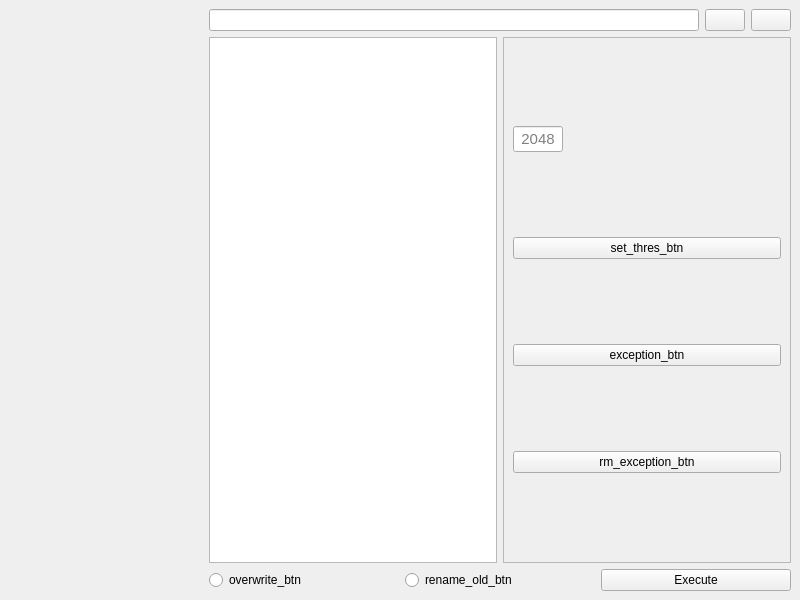
Old version of the form texScaler.ui in the repository neilforest7/TextureScaler.
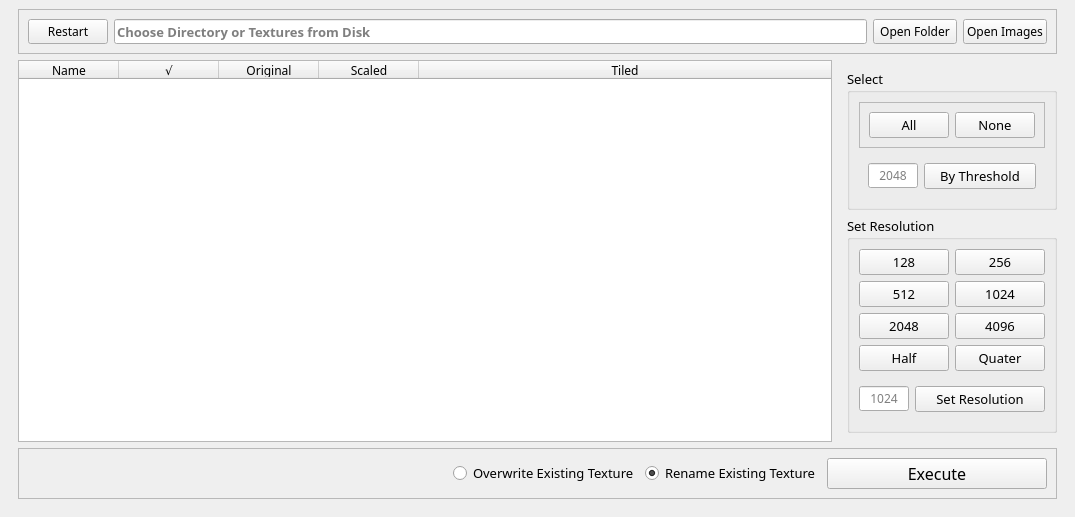
New version of the form. Icons and pictures are not drawn.

Commit message: texture scaler

The edit to the form file:
```diff
--- a/texScaler.ui
+++ b/texScaler.ui
@@ -6,10 +6,23 @@
    <rect>
     <x>0</x>
     <y>0</y>
-    <width>800</width>
-    <height>600</height>
+    <width>1075</width>
+    <height>501</height>
    </rect>
   </property>
+  <property name="minimumSize">
+   <size>
+    <width>1000</width>
+    <height>0</height>
+   </size>
+  </property>
+  <property name="font">
+   <font>
+    <family>Franklin Gothic Medium Cond</family>
+    <pointsize>10</pointsize>
+    <stylestrategy>PreferAntialias</stylestrategy>
+   </font>
+  </property>
   <property name="windowTitle">
    <string>MainWindow</string>
   </property>
@@ -17,7 +30,7 @@
    <string>NoFrame</string>
   </property>
   <widget class="QWidget" name="centralwidget">
-   <layout class="QHBoxLayout" name="horizontalLayout">
+   <layout class="QVBoxLayout" name="verticalLayout_4">
     <property name="spacing">
      <number>0</number>
     </property>
@@ -34,22 +47,16 @@
      <number>0</number>
     </property>
     <item>
-     <widget class="QFrame" name="frame"/>
-    </item>
+     <widget class="QFrame" name="frame">
+      <layout class="QHBoxLayout" name="horizontalLayout_7">
     <item>
      <widget class="QFrame" name="frame_2">
-      <property name="maximumSize">
-       <size>
-        <width>600</width>
-        <height>16777215</height>
-       </size>
-      </property>
       <layout class="QVBoxLayout" name="verticalLayout">
        <property name="leftMargin">
         <number>9</number>
        </property>
        <property name="topMargin">
-        <number>9</number>
+           <number>0</number>
        </property>
        <property name="rightMargin">
         <number>9</number>
@@ -59,26 +66,86 @@
        </property>
        <item>
         <widget class="QFrame" name="frame_3">
+            <property name="font">
+             <font>
+              <family>Franklin Gothic Medium Cond</family>
+              <pointsize>9</pointsize>
+              <stylestrategy>PreferAntialias</stylestrategy>
+             </font>
+            </property>
+            <property name="frameShape">
+             <enum>QFrame::StyledPanel</enum>
+            </property>
+            <property name="frameShadow">
+             <enum>QFrame::Sunken</enum>
+            </property>
          <layout class="QHBoxLayout" name="horizontalLayout_2">
           <property name="leftMargin">
-           <number>0</number>
+              <number>9</number>
           </property>
           <property name="topMargin">
-           <number>0</number>
-          </property>
-          <property name="rightMargin">
-           <number>0</number>
-          </property>
-          <property name="bottomMargin">
-           <number>0</number>
-          </property>
+              <number>9</number>
+             </property>
+             <item>
+              <widget class="QPushButton" name="restart_btn">
+               <property name="minimumSize">
+                <size>
+                 <width>50</width>
+                 <height>0</height>
+                </size>
+               </property>
+               <property name="text">
+                <string>Restart</string>
+               </property>
+               <property name="icon">
+                <iconset resource="icons.qrc">
+                 <normaloff>:/icon_ant/icons/ant-svg/reload 30.svg</normaloff>:/icon_ant/icons/ant-svg/reload 30.svg</iconset>
+               </property>
+              </widget>
+             </item>
           <item>
-           <widget class="QLineEdit" name="path_label"/>
+              <widget class="QLineEdit" name="path_label">
+               <property name="minimumSize">
+                <size>
+                 <width>0</width>
+                 <height>25</height>
+                </size>
+               </property>
+               <property name="maximumSize">
+                <size>
+                 <width>16777215</width>
+                 <height>25</height>
+                </size>
+               </property>
+               <property name="font">
+                <font>
+                 <family>Franklin Gothic Medium Cond</family>
+                 <pointsize>10</pointsize>
+                 <bold>true</bold>
+                 <stylestrategy>PreferAntialias</stylestrategy>
+                </font>
+               </property>
+               <property name="dragEnabled">
+                <bool>true</bool>
+               </property>
+               <property name="readOnly">
+                <bool>true</bool>
+               </property>
+               <property name="placeholderText">
+                <string>Choose Directory or Textures from Disk</string>
+               </property>
+              </widget>
           </item>
           <item>
            <widget class="QPushButton" name="open_path_btn">
+               <property name="minimumSize">
+                <size>
+                 <width>84</width>
+                 <height>0</height>
+                </size>
+               </property>
             <property name="text">
-             <string/>
+                <string>Open Folder</string>
             </property>
             <property name="icon">
              <iconset resource="icons.qrc">
@@ -87,15 +154,21 @@
             <property name="iconSize">
              <size>
               <width>60</width>
-              <height>30</height>
+                 <height>20</height>
              </size>
             </property>
            </widget>
           </item>
           <item>
            <widget class="QPushButton" name="open_file_btn">
+               <property name="minimumSize">
+                <size>
+                 <width>84</width>
+                 <height>0</height>
+                </size>
+               </property>
             <property name="text">
-             <string/>
+                <string>Open Images</string>
             </property>
             <property name="icon">
              <iconset resource="icons.qrc">
@@ -104,7 +177,7 @@
             <property name="iconSize">
              <size>
               <width>60</width>
-              <height>30</height>
+                 <height>20</height>
              </size>
             </property>
            </widget>
@@ -129,17 +202,194 @@
           </property>
           <item>
            <widget class="QTableWidget" name="tableWidget">
+               <property name="sizePolicy">
+                <sizepolicy hsizetype="Expanding" vsizetype="Expanding">
+                 <horstretch>0</horstretch>
+                 <verstretch>0</verstretch>
+                </sizepolicy>
+               </property>
+               <property name="minimumSize">
+                <size>
+                 <width>550</width>
+                 <height>0</height>
+                </size>
+               </property>
+               <property name="maximumSize">
+                <size>
+                 <width>1000</width>
+                 <height>16777215</height>
+                </size>
+               </property>
+               <property name="font">
+                <font>
+                 <family>Franklin Gothic Medium Cond</family>
+                 <pointsize>9</pointsize>
+                 <stylestrategy>PreferAntialias</stylestrategy>
+                 <kerning>true</kerning>
+                </font>
+               </property>
+               <property name="styleSheet">
+                <string notr="true">selection-background-color: rgb(204, 232, 255);</string>
+               </property>
+               <property name="editTriggers">
+                <set>QAbstractItemView::NoEditTriggers</set>
+               </property>
+               <property name="showDropIndicator" stdset="0">
+                <bool>false</bool>
+               </property>
+               <property name="dragEnabled">
+                <bool>false</bool>
+               </property>
+               <property name="alternatingRowColors">
+                <bool>true</bool>
+               </property>
+               <property name="selectionBehavior">
+                <enum>QAbstractItemView::SelectRows</enum>
+               </property>
+               <property name="verticalScrollMode">
+                <enum>QAbstractItemView::ScrollPerPixel</enum>
+               </property>
+               <property name="horizontalScrollMode">
+                <enum>QAbstractItemView::ScrollPerPixel</enum>
+               </property>
+               <property name="gridStyle">
+                <enum>Qt::DashLine</enum>
+               </property>
             <property name="sortingEnabled">
+                <bool>false</bool>
+               </property>
+               <property name="wordWrap">
+                <bool>false</bool>
+               </property>
+               <attribute name="horizontalHeaderCascadingSectionResizes">
              <bool>true</bool>
-            </property>
+               </attribute>
+               <attribute name="horizontalHeaderStretchLastSection">
+                <bool>true</bool>
+               </attribute>
+               <attribute name="verticalHeaderVisible">
+                <bool>true</bool>
+               </attribute>
+               <attribute name="verticalHeaderCascadingSectionResizes">
+                <bool>true</bool>
+               </attribute>
+               <column>
+                <property name="text">
+                 <string>Name</string>
+                </property>
+                <property name="font">
+                 <font/>
+                </property>
+                <property name="textAlignment">
+                 <set>AlignCenter</set>
+                </property>
+               </column>
+               <column>
+                <property name="text">
+                 <string>√</string>
+                </property>
+                <property name="font">
+                 <font/>
+                </property>
+                <property name="textAlignment">
+                 <set>AlignCenter</set>
+                </property>
+               </column>
+               <column>
+                <property name="text">
+                 <string>Original</string>
+                </property>
+                <property name="font">
+                 <font/>
+                </property>
+                <property name="textAlignment">
+                 <set>AlignCenter</set>
+                </property>
+                <property name="background">
+                 <color alpha="120">
+                  <red>116</red>
+                  <green>151</green>
+                  <blue>156</blue>
+                 </color>
+                </property>
+               </column>
+               <column>
+                <property name="text">
+                 <string>Scaled</string>
+                </property>
+                <property name="font">
+                 <font/>
+                </property>
+                <property name="textAlignment">
+                 <set>AlignCenter</set>
+                </property>
+               </column>
+               <column>
+                <property name="text">
+                 <string>Tiled</string>
+                </property>
+                <property name="font">
+                 <font/>
+                </property>
+                <property name="textAlignment">
+                 <set>AlignCenter</set>
+                </property>
+               </column>
            </widget>
           </item>
           <item>
            <widget class="QFrame" name="frame_6">
-            <property name="frameShape">
-             <enum>QFrame::StyledPanel</enum>
+               <property name="sizePolicy">
+                <sizepolicy hsizetype="Fixed" vsizetype="Preferred">
+                 <horstretch>0</horstretch>
+                 <verstretch>0</verstretch>
+                </sizepolicy>
             </property>
             <layout class="QVBoxLayout" name="verticalLayout_2">
+                <property name="rightMargin">
+                 <number>0</number>
+                </property>
+                <item>
+                 <widget class="QGroupBox" name="groupBox">
+                  <property name="title">
+                   <string>Select</string>
+                  </property>
+                  <layout class="QVBoxLayout" name="verticalLayout_5">
+                   <item>
+                    <widget class="QFrame" name="frame_9">
+                     <property name="frameShape">
+                      <enum>QFrame::StyledPanel</enum>
+                     </property>
+                     <property name="frameShadow">
+                      <enum>QFrame::Raised</enum>
+                     </property>
+                     <layout class="QHBoxLayout" name="horizontalLayout">
+                      <item>
+                       <widget class="QPushButton" name="select_all_btn">
+                        <property name="text">
+                         <string>All</string>
+                        </property>
+                       </widget>
+                      </item>
+                      <item>
+                       <widget class="QPushButton" name="select_none_btn">
+                        <property name="text">
+                         <string>None</string>
+                        </property>
+                       </widget>
+                      </item>
+                     </layout>
+                    </widget>
+                   </item>
+                   <item>
+                    <widget class="QFrame" name="frame_7">
+                     <property name="sizePolicy">
+                      <sizepolicy hsizetype="Preferred" vsizetype="Preferred">
+                       <horstretch>0</horstretch>
+                       <verstretch>0</verstretch>
+                      </sizepolicy>
+                     </property>
+                     <layout class="QHBoxLayout" name="horizontalLayout_5">
              <item>
               <widget class="QLineEdit" name="size_thres_entry">
                <property name="sizePolicy">
@@ -162,8 +412,8 @@
                </property>
                <property name="font">
                 <font>
-                 <family>Arial</family>
-                 <pointsize>11</pointsize>
+                          <family>Franklin Gothic Medium Cond</family>
+                          <pointsize>9</pointsize>
                  <stylestrategy>PreferAntialias</stylestrategy>
                 </font>
                </property>
@@ -187,22 +437,162 @@
              <item>
               <widget class="QPushButton" name="set_thres_btn">
                <property name="text">
-                <string>set_thres_btn</string>
+                         <string>By Threshold</string>
                </property>
               </widget>
              </item>
+                     </layout>
+                    </widget>
+                   </item>
+                  </layout>
+                 </widget>
+                </item>
              <item>
-              <widget class="QPushButton" name="exception_btn">
+                 <spacer name="verticalSpacer">
+                  <property name="orientation">
+                   <enum>Qt::Vertical</enum>
+                  </property>
+                  <property name="sizeHint" stdset="0">
+                   <size>
+                    <width>20</width>
+                    <height>40</height>
+                   </size>
+                  </property>
+                 </spacer>
+                </item>
+                <item>
+                 <widget class="QGroupBox" name="set_res_group">
+                  <property name="title">
+                   <string>Set Resolution</string>
+                  </property>
+                  <layout class="QVBoxLayout" name="verticalLayout_3">
+                   <item>
+                    <layout class="QGridLayout" name="gridLayout">
+                     <item row="1" column="0">
+                      <widget class="QPushButton" name="res_512_btn">
                <property name="text">
-                <string>exception_btn</string>
+                        <string>512</string>
                </property>
               </widget>
              </item>
+                     <item row="1" column="1">
+                      <widget class="QPushButton" name="res_1024_btn">
+                       <property name="text">
+                        <string>1024</string>
+                       </property>
+                      </widget>
+                     </item>
+                     <item row="3" column="1">
+                      <widget class="QPushButton" name="res_quater_btn">
+                       <property name="text">
+                        <string>Quater</string>
+                       </property>
+                      </widget>
+                     </item>
+                     <item row="2" column="0">
+                      <widget class="QPushButton" name="res_2048_btn">
+                       <property name="text">
+                        <string>2048</string>
+                       </property>
+                      </widget>
+                     </item>
+                     <item row="2" column="1">
+                      <widget class="QPushButton" name="res_4096_btn">
+                       <property name="text">
+                        <string>4096</string>
+                       </property>
+                      </widget>
+                     </item>
+                     <item row="3" column="0">
+                      <widget class="QPushButton" name="res_half_btn">
+                       <property name="text">
+                        <string>Half</string>
+                       </property>
+                      </widget>
+                     </item>
+                     <item row="0" column="0">
+                      <widget class="QPushButton" name="res_128_btn">
+                       <property name="text">
+                        <string>128</string>
+                       </property>
+                      </widget>
+                     </item>
+                     <item row="0" column="1">
+                      <widget class="QPushButton" name="res_256_btn">
+                       <property name="text">
+                        <string>256</string>
+                       </property>
+                      </widget>
+                     </item>
+                    </layout>
+                   </item>
              <item>
-              <widget class="QPushButton" name="rm_exception_btn">
+                    <widget class="QFrame" name="frame_8">
+                     <property name="sizePolicy">
+                      <sizepolicy hsizetype="Preferred" vsizetype="Maximum">
+                       <horstretch>0</horstretch>
+                       <verstretch>0</verstretch>
+                      </sizepolicy>
+                     </property>
+                     <layout class="QHBoxLayout" name="horizontalLayout_6">
+                      <property name="leftMargin">
+                       <number>0</number>
+                      </property>
+                      <property name="rightMargin">
+                       <number>0</number>
+                      </property>
+                      <item>
+                       <widget class="QLineEdit" name="size_res_entry">
+                        <property name="sizePolicy">
+                         <sizepolicy hsizetype="Fixed" vsizetype="Fixed">
+                          <horstretch>0</horstretch>
+                          <verstretch>0</verstretch>
+                         </sizepolicy>
+                        </property>
+                        <property name="minimumSize">
+                         <size>
+                          <width>40</width>
+                          <height>0</height>
+                         </size>
+                        </property>
+                        <property name="maximumSize">
+                         <size>
+                          <width>50</width>
+                          <height>16777215</height>
+                         </size>
+                        </property>
+                        <property name="font">
+                         <font>
+                          <family>Franklin Gothic Medium Cond</family>
+                          <pointsize>9</pointsize>
+                          <stylestrategy>PreferAntialias</stylestrategy>
+                         </font>
+                        </property>
+                        <property name="maxLength">
+                         <number>5</number>
+                        </property>
+                        <property name="alignment">
+                         <set>Qt::AlignCenter</set>
+                        </property>
+                        <property name="placeholderText">
+                         <string>1024</string>
+                        </property>
+                        <property name="clearButtonEnabled">
+                         <bool>false</bool>
+                        </property>
+                       </widget>
+                      </item>
+                      <item>
+                       <widget class="QPushButton" name="set_res_btn">
                <property name="text">
-                <string>rm_exception_btn</string>
-               </property>
+                         <string>Set Resolution</string>
+                        </property>
+                       </widget>
+                      </item>
+                     </layout>
+                    </widget>
+                   </item>
+                  </layout>
               </widget>
              </item>
             </layout>
@@ -213,6 +603,12 @@
        </item>
        <item>
         <widget class="QFrame" name="frame_5">
+            <property name="frameShape">
+             <enum>QFrame::StyledPanel</enum>
+            </property>
+            <property name="frameShadow">
+             <enum>QFrame::Sunken</enum>
+            </property>
          <layout class="QHBoxLayout" name="horizontalLayout_4">
           <property name="leftMargin">
            <number>0</number>
@@ -227,24 +623,81 @@
            <number>0</number>
           </property>
           <item>
+              <spacer name="horizontalSpacer">
+               <property name="orientation">
+                <enum>Qt::Horizontal</enum>
+               </property>
+               <property name="sizeType">
+                <enum>QSizePolicy::Expanding</enum>
+               </property>
+               <property name="sizeHint" stdset="0">
+                <size>
+                 <width>0</width>
+                 <height>0</height>
+                </size>
+               </property>
+              </spacer>
+             </item>
+             <item>
+              <widget class="QFrame" name="frame_10">
+               <property name="frameShape">
+                <enum>QFrame::NoFrame</enum>
+               </property>
+               <property name="frameShadow">
+                <enum>QFrame::Plain</enum>
+               </property>
+               <layout class="QHBoxLayout" name="horizontalLayout_8">
+                <item>
            <widget class="QRadioButton" name="overwrite_btn">
             <property name="text">
-             <string>overwrite_btn</string>
+                   <string>Overwrite Existing Texture</string>
             </property>
            </widget>
           </item>
           <item>
            <widget class="QRadioButton" name="rename_old_btn">
             <property name="text">
-             <string>rename_old_btn</string>
+                   <string>Rename Existing Texture</string>
+                  </property>
+                  <property name="checked">
+                   <bool>true</bool>
             </property>
            </widget>
           </item>
           <item>
            <widget class="QPushButton" name="execute_btn">
+                  <property name="minimumSize">
+                   <size>
+                    <width>220</width>
+                    <height>0</height>
+                   </size>
+                  </property>
+                  <property name="font">
+                   <font>
+                    <family>Franklin Gothic Medium Cond</family>
+                    <pointsize>12</pointsize>
+                    <stylestrategy>PreferAntialias</stylestrategy>
+                   </font>
+                  </property>
             <property name="text">
              <string>Execute</string>
             </property>
+                  <property name="icon">
+                   <iconset resource="icons.qrc">
+                    <normaloff>:/icon_ant/icons/ant-svg/shrink 213.svg</normaloff>:/icon_ant/icons/ant-svg/shrink 213.svg</iconset>
+                  </property>
+                  <property name="iconSize">
+                   <size>
+                    <width>60</width>
+                    <height>20</height>
+                   </size>
+                  </property>
+                 </widget>
+                </item>
+               </layout>
+              </widget>
+             </item>
+            </layout>
            </widget>
           </item>
          </layout>
```
Left out of the diff: 2 changed lines with no effect on the pictures. Lines whose indentation alone changed are shown as unchanged. The commit also changes 567 other files.
